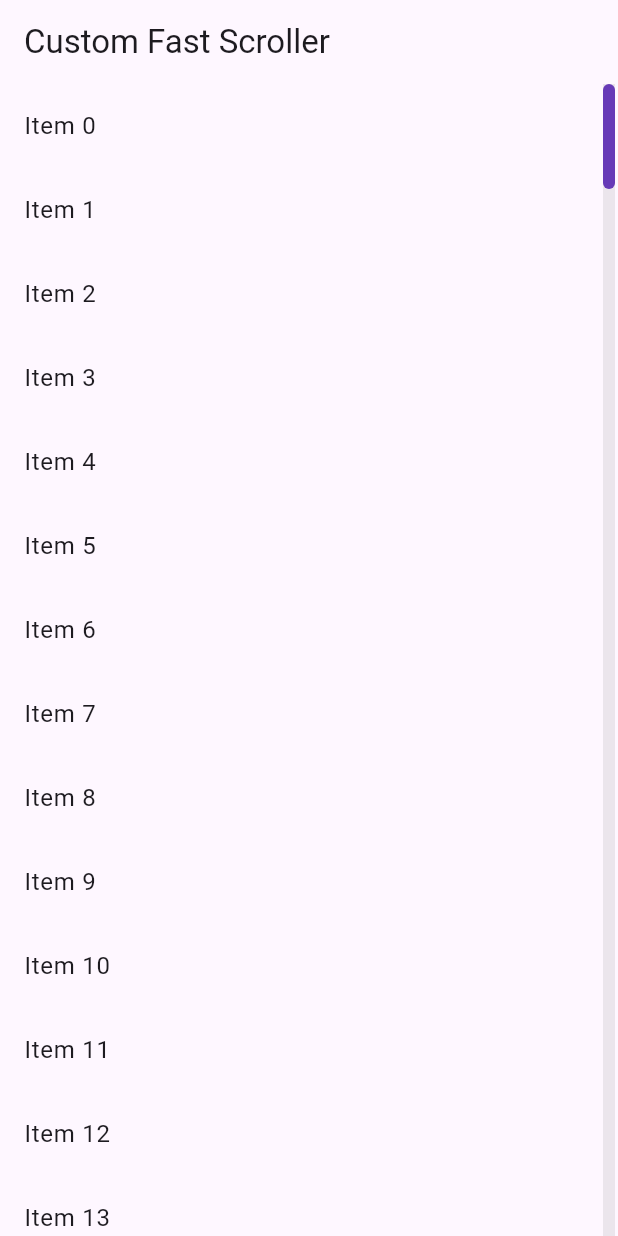
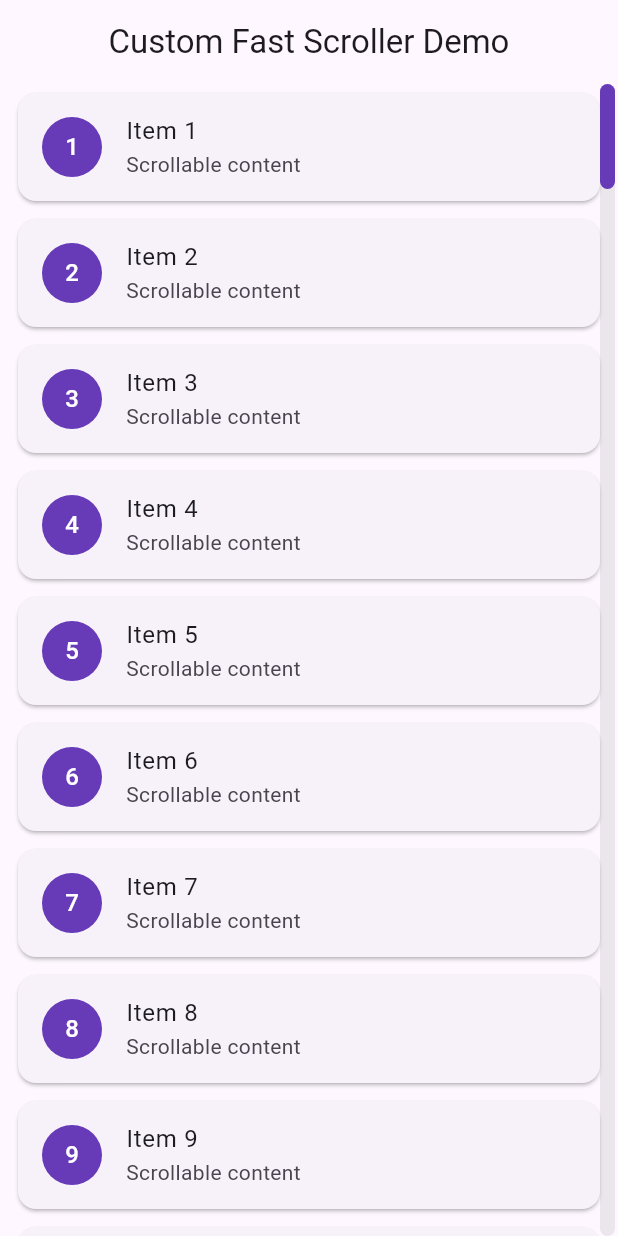
Before and after one commit to Excelsior-Technologies-Community/flutter_recycler_view_fast_scroller, a Flutter app: the screen it shows after launch, on a phone screen of 412 x 824 dp. Run offline on Flutter 3.47's test engine with Material 3 defaults, Android fonts, the phone set to English and light mode, and no system bars.

Commit message:
new edit

```diff
--- a/lib/Recycler View Fast Scroller/custom_fast_scroller.dart
+++ b/lib/Recycler View Fast Scroller/custom_fast_scroller.dart
@@ -3,10 +3,13 @@ import 'package:flutter/material.dart';
 class CustomFastScroller extends StatefulWidget {
   final Widget child;
   final ScrollController controller;
+
   final double thumbWidth;
   final double thumbHeight;
   final Color thumbColor;
   final Color trackColor;
+  final double radius;
+  final bool alwaysVisible;
 
   const CustomFastScroller({
     super.key,
@@ -16,6 +19,8 @@ class CustomFastScroller extends StatefulWidget {
     this.thumbHeight = 60,
     this.thumbColor = Colors.blue,
     this.trackColor = Colors.grey,
+    this.radius = 8,
+    this.alwaysVisible = true,
   });
 
   @override
@@ -25,28 +30,44 @@ class CustomFastScroller extends StatefulWidget {
 class _CustomFastScrollerState extends State<CustomFastScroller> {
   double _thumbTop = 0;
   bool _isDragging = false;
+  bool _isVisible = true;
 
   @override
   void initState() {
     super.initState();
-    widget.controller.addListener(_syncThumbWithScroll);
+    widget.controller.addListener(_syncThumbPosition);
   }
 
-  void _syncThumbWithScroll() {
-    if (!_isDragging && widget.controller.hasClients) {
+  void _syncThumbPosition() {
+    if (!widget.controller.hasClients) return;
+
+    if (!_isDragging) {
       final maxScroll = widget.controller.position.maxScrollExtent;
       final currentScroll = widget.controller.offset;
+
+      if (maxScroll == 0) return;
+
+      final trackHeight = context.size?.height ?? 0;
       final scrollRatio = currentScroll / maxScroll;
 
-      final trackHeight = context.size?.height ?? 1;
       setState(() {
         _thumbTop = scrollRatio * (trackHeight - widget.thumbHeight);
       });
     }
+
+    if (!widget.alwaysVisible) {
+      setState(() => _isVisible = true);
+
+      Future.delayed(const Duration(seconds: 1), () {
+        if (!_isDragging) {
+          setState(() => _isVisible = false);
+        }
+      });
+    }
   }
 
-  void _onDragUpdate(DragUpdateDetails details) {
-    final trackHeight = context.size?.height ?? 1;
+  void _handleDragUpdate(DragUpdateDetails details) {
+    final trackHeight = context.size?.height ?? 0;
 
     setState(() {
       _isDragging = true;
@@ -57,20 +78,23 @@ class _CustomFastScrollerState extends State<CustomFastScroller> {
         _thumbTop = trackHeight - widget.thumbHeight;
       }
 
-      final scrollRatio = _thumbTop / (trackHeight - widget.thumbHeight);
-      final maxScroll = widget.controller.position.maxScrollExtent;
+      final scrollRatio =
+          _thumbTop / (trackHeight - widget.thumbHeight);
+
+      final maxScroll =
+          widget.controller.position.maxScrollExtent;
 
       widget.controller.jumpTo(scrollRatio * maxScroll);
     });
   }
 
-  void _onDragEnd(DragEndDetails details) {
+  void _handleDragEnd(DragEndDetails details) {
     _isDragging = false;
   }
 
   @override
   void dispose() {
-    widget.controller.removeListener(_syncThumbWithScroll);
+    widget.controller.removeListener(_syncThumbPosition);
     super.dispose();
   }
 
@@ -83,29 +107,37 @@ class _CustomFastScrollerState extends State<CustomFastScroller> {
             widget.child,
 
             /// Track
+            if (_isVisible)
               Positioned(
                 right: 2,
                 top: 0,
                 bottom: 0,
                 child: Container(
                   width: widget.thumbWidth,
+                  decoration: BoxDecoration(
                     color: widget.trackColor.withOpacity(0.2),
+                    borderRadius:
+                    BorderRadius.circular(widget.radius),
+                  ),
                 ),
               ),
 
             /// Thumb
+            if (_isVisible)
               Positioned(
                 right: 2,
                 top: _thumbTop,
                 child: GestureDetector(
-                onVerticalDragUpdate: _onDragUpdate,
-                onVerticalDragEnd: _onDragEnd,
-                child: Container(
+                  onVerticalDragUpdate: _handleDragUpdate,
+                  onVerticalDragEnd: _handleDragEnd,
+                  child: AnimatedContainer(
+                    duration: const Duration(milliseconds: 150),
                     width: widget.thumbWidth,
                     height: widget.thumbHeight,
                     decoration: BoxDecoration(
                       color: widget.thumbColor,
-                    borderRadius: BorderRadius.circular(8),
+                      borderRadius:
+                      BorderRadius.circular(widget.radius),
                     ),
                   ),
                 ),
--- a/lib/demo.dart
+++ b/lib/demo.dart
@@ -1,25 +1,52 @@
 import 'package:flutter/material.dart';
 import 'package:flutter_recycler_view_fast_scroller/Recycler%20View%20Fast%20Scroller/custom_fast_scroller.dart';
 
-class FastScrollerDemo extends StatelessWidget {
-  FastScrollerDemo({super.key});
+class FastScrollerDemo extends StatefulWidget {
+  const FastScrollerDemo({super.key});
 
-  final ScrollController _controller = ScrollController();
+  @override
+  State<FastScrollerDemo> createState() => _FastScrollerDemoState();
+}
+
+class _FastScrollerDemoState extends State<FastScrollerDemo> {
+  final ScrollController _scrollController = ScrollController();
+
+  final List<String> items =
+  List.generate(200, (index) => "Item ${index + 1}");
 
   @override
   Widget build(BuildContext context) {
     return Scaffold(
-      appBar: AppBar(title: const Text("Custom Fast Scroller")),
+      appBar: AppBar(
+        title: const Text("Custom Fast Scroller Demo"),
+        centerTitle: true,
+      ),
       body: CustomFastScroller(
-        controller: _controller,
+        controller: _scrollController,
         thumbColor: Colors.deepPurple,
+        trackColor: Colors.grey,
         thumbHeight: 70,
+        thumbWidth: 10,
+        radius: 12,
+        alwaysVisible: true,
         child: ListView.builder(
-          controller: _controller,
-          itemCount: 200,
+          controller: _scrollController,
+          itemCount: items.length,
           itemBuilder: (context, index) {
-            return ListTile(
-              title: Text("Item $index"),
+            return Card(
+              margin:
+              const EdgeInsets.symmetric(horizontal: 12, vertical: 6),
+              child: ListTile(
+                leading: CircleAvatar(
+                  backgroundColor: Colors.deepPurple,
+                  child: Text(
+                    "${index + 1}",
+                    style: const TextStyle(color: Colors.white),
+                  ),
+                ),
+                title: Text(items[index]),
+                subtitle: const Text("Scrollable content"),
+              ),
             );
           },
         ),
```
Lines whose indentation alone changed are shown as unchanged.
